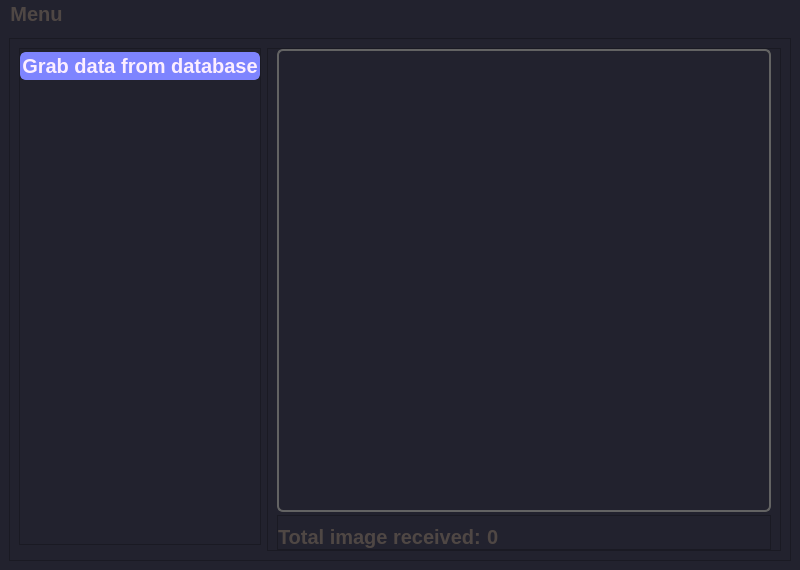
Before: the Qt Designer form Server/mainwindow.ui in wakeUPdxxn/testForCB, drawn with Qt 5.
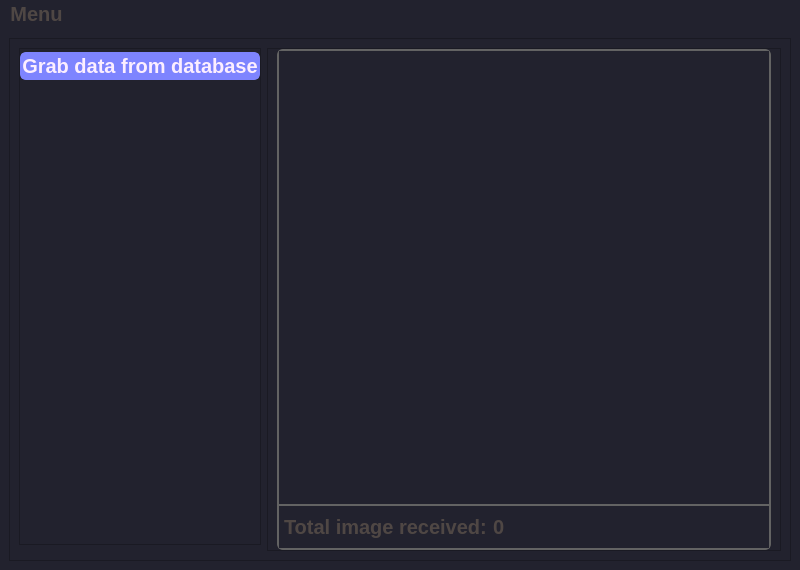
After: the same form once the commit is applied.

```diff
--- a/Server/mainwindow.ui
+++ b/Server/mainwindow.ui
@@ -111,20 +111,6 @@
           <property name="bottomMargin">
            <number>0</number>
           </property>
-          <item>
-           <widget class="QListView" name="listView">
-            <property name="styleSheet">
-             <string notr="true">background-color: #22222e;
-font: bold 16px;
-color:rgb(252, 238, 255);
-border:2px solid rgb(99, 99, 99);
-border-radius: 6px;</string>
-            </property>
-            <property name="horizontalScrollBarPolicy">
-             <enum>Qt::ScrollBarAlwaysOff</enum>
-            </property>
-           </widget>
-          </item>
           <item>
            <widget class="QFrame" name="frame_4">
             <property name="font">
@@ -136,8 +122,11 @@
              </font>
             </property>
             <property name="styleSheet">
-             <string notr="true">font: bold 20px;
-color: rgb(79, 71, 68);</string>
+             <string notr="true">QFrame#frame_4 {
+   border:2px solid rgb(99, 99, 99);
+   border-radius: 6px;
+}
+</string>
             </property>
             <property name="frameShape">
              <enum>QFrame::StyledPanel</enum>
@@ -145,30 +134,89 @@
             <property name="frameShadow">
              <enum>QFrame::Raised</enum>
             </property>
-            <layout class="QFormLayout" name="formLayout">
+            <layout class="QGridLayout" name="gridLayout_3">
              <property name="leftMargin">
               <number>0</number>
              </property>
+             <property name="topMargin">
+              <number>0</number>
+             </property>
+             <property name="rightMargin">
+              <number>0</number>
+             </property>
              <property name="bottomMargin">
               <number>0</number>
              </property>
+             <item row="2" column="0">
+              <widget class="QFrame" name="frame_5">
+               <property name="styleSheet">
+                <string notr="true">QFrame#frame_5{
+border-top:2px solid rgb(99, 99, 99);
+}</string>
+               </property>
+               <property name="frameShape">
+                <enum>QFrame::NoFrame</enum>
+               </property>
+               <property name="frameShadow">
+                <enum>QFrame::Plain</enum>
+               </property>
+               <layout class="QHBoxLayout" name="horizontalLayout">
+                <property name="leftMargin">
+                 <number>5</number>
+                </property>
+                <item>
+                 <widget class="QLabel" name="totalReceived_lbl">
+                  <property name="sizePolicy">
+                   <sizepolicy hsizetype="Fixed" vsizetype="Preferred">
+                    <horstretch>0</horstretch>
+                    <verstretch>0</verstretch>
+                   </sizepolicy>
+                  </property>
+                  <property name="layoutDirection">
+                   <enum>Qt::LeftToRight</enum>
+                  </property>
+                  <property name="text">
+                   <string>Total image received:</string>
+                  </property>
+                  <property name="alignment">
+                   <set>Qt::AlignLeading|Qt::AlignLeft|Qt::AlignVCenter</set>
+                  </property>
+                 </widget>
+                </item>
+                <item>
+                 <widget class="QLabel" name="totalReceived">
+                  <property name="sizePolicy">
+                   <sizepolicy hsizetype="Expanding" vsizetype="Preferred">
+                    <horstretch>0</horstretch>
+                    <verstretch>0</verstretch>
+                   </sizepolicy>
+                  </property>
+                  <property name="text">
+                   <string>0</string>
+                  </property>
+                 </widget>
+                </item>
+               </layout>
+              </widget>
+             </item>
              <item row="0" column="0">
-              <widget class="QLabel" name="totalReceived_lbl">
-               <property name="layoutDirection">
-                <enum>Qt::LeftToRight</enum>
+              <widget class="QListWidget" name="listWidget">
+               <property name="styleSheet">
+                <string notr="true">QListWidget {
+   background-color: #22222e;
+   font: bold 16px;
+   color:rgb(252, 238, 255);
+   border:none;
+}
+
+
+</string>
                </property>
-               <property name="text">
-                <string>Total image received:</string>
+               <property name="verticalScrollBarPolicy">
+                <enum>Qt::ScrollBarAlwaysOff</enum>
                </property>
-               <property name="alignment">
-                <set>Qt::AlignLeading|Qt::AlignLeft|Qt::AlignVCenter</set>
-               </property>
-              </widget>
-             </item>
-             <item row="0" column="1">
-              <widget class="QLabel" name="totalReceived">
-               <property name="text">
-                <string>0</string>
+               <property name="movement">
+                <enum>QListView::Free</enum>
                </property>
               </widget>
              </item>
```
Left out of the diff: 12 changed lines with no effect on the pictures.
